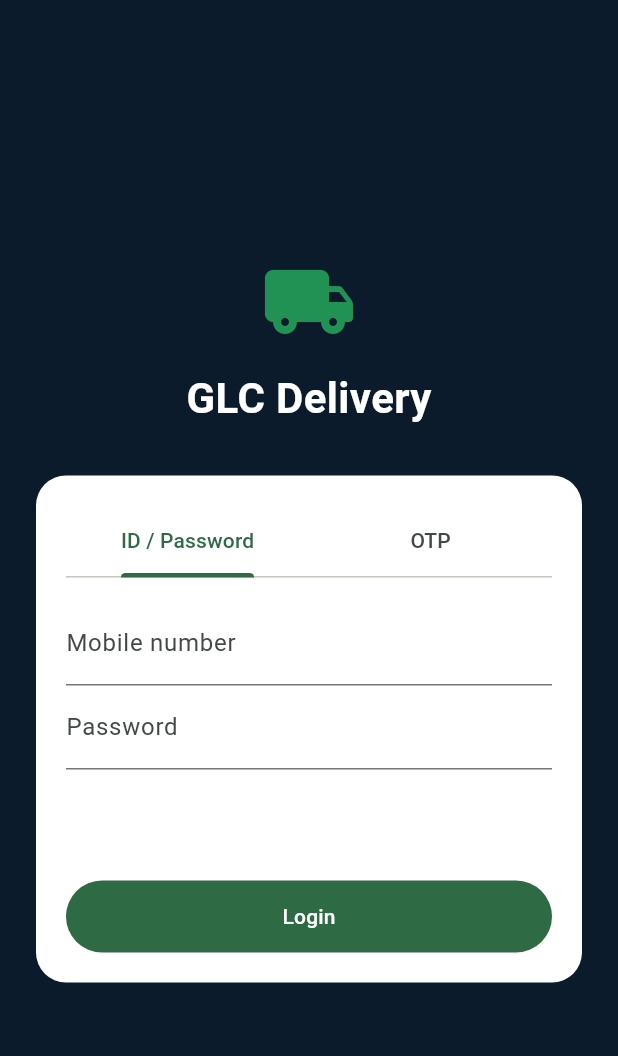
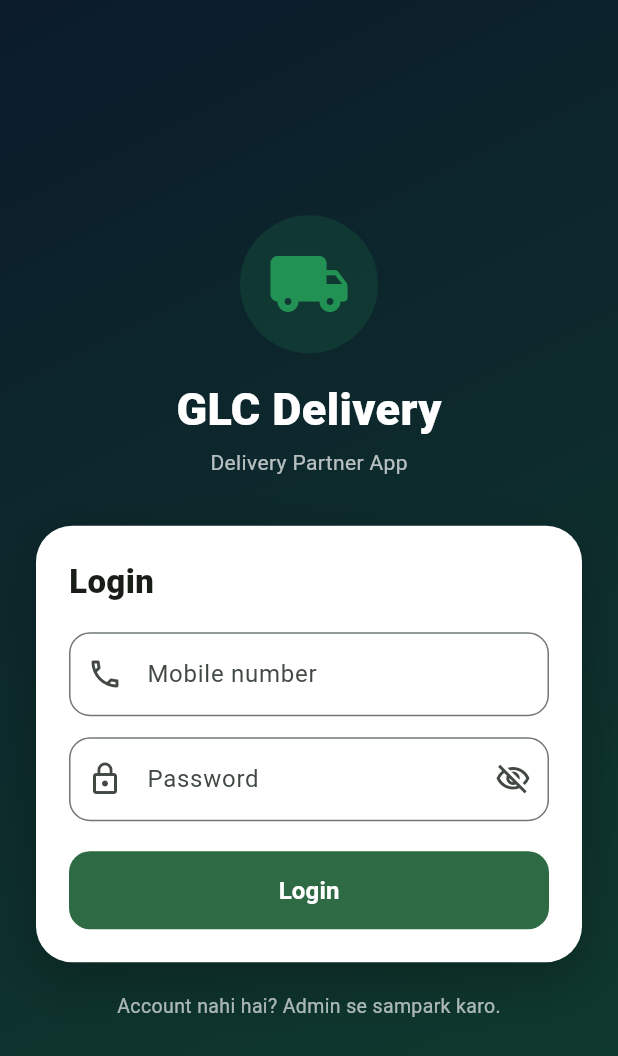
Before and after one commit to glccoinzone-afk/glc-delivery, a Flutter app: the screen it shows after launch, on a phone screen of 412 x 824 dp. Shown: the top 1056 px of the screen. Run offline on Flutter 3.47's test engine with Material 3 defaults, Android fonts, the phone set to English and light mode, and no system bars; our stand-ins replace dio, flutter_secure_storage.

Commit message:
Delivery-only login screen redesign, order actions

```diff
--- a/lib/login_screen.dart
+++ b/lib/login_screen.dart
@@ -1,7 +1,10 @@
+import 'package:dio/dio.dart';
 import 'package:flutter/material.dart';
+import 'package:flutter/services.dart';
 import 'api.dart';
 import 'main.dart';
 import 'orders_screen.dart';
+import 'util.dart';
 
 class LoginScreen extends StatefulWidget {
   const LoginScreen({super.key});
@@ -13,20 +16,44 @@ class _LoginScreenState extends State<LoginScreen> {
   final _mobile = TextEditingController();
   final _pass = TextEditingController();
   bool _busy = false;
+  bool _hide = true;
   String? _err;
 
   Future<void> _login() async {
-    setState(() { _busy = true; _err = null; });
+    final m = _mobile.text.trim();
+    if (m.length != 10) {
+      setState(() => _err = '10 digit ka mobile number daalo');
+      return;
+    }
+    if (_pass.text.isEmpty) {
+      setState(() => _err = 'Password daalo');
+      return;
+    }
+    FocusScope.of(context).unfocus();
+    setState(() {
+      _busy = true;
+      _err = null;
+    });
     try {
-      final d = await Api.login(_mobile.text.trim(), _pass.text);
+      final d = await Api.login(m, _pass.text);
       if (d['error'] == false) {
         if (!mounted) return;
-        Navigator.pushReplacement(context, MaterialPageRoute(builder: (_) => const OrdersScreen()));
+        Navigator.pushReplacement(
+            context, MaterialPageRoute(builder: (_) => const OrdersScreen()));
+        return;
+      }
+      final key = sv(d['language_message_key']);
+      setState(() {
+        if (key == 'invalid_credentials') {
+          _err = 'Mobile number ya password galat hai.\nYe app sirf admin dwara approved delivery partners ke liye hai.';
         } else {
-        setState(() => _err = d['message']?.toString() ?? 'Login failed');
+          _err = sv(d['message']).isEmpty ? 'Login nahi ho paya' : sv(d['message']);
         }
-    } catch (e) {
-      setState(() => _err = 'Network error: $e');
+      });
+    } on DioException {
+      setState(() => _err = 'Internet check karo aur dobara try karo');
+    } catch (_) {
+      setState(() => _err = 'Kuch galat ho gaya, dobara try karo');
     } finally {
       if (mounted) setState(() => _busy = false);
     }
@@ -34,59 +61,117 @@ class _LoginScreenState extends State<LoginScreen> {
 
   @override
   Widget build(BuildContext context) => Scaffold(
-        backgroundColor: kNavy,
-        body: SafeArea(
+        body: Container(
+          decoration: const BoxDecoration(
+            gradient: LinearGradient(
+              begin: Alignment.topLeft,
+              end: Alignment.bottomRight,
+              colors: [kNavy, Color(0xFF0F3D2E)],
+            ),
+          ),
+          child: SafeArea(
             child: Center(
               child: SingleChildScrollView(
                 padding: const EdgeInsets.all(24),
                 child: Column(mainAxisSize: MainAxisSize.min, children: [
-                const Icon(Icons.local_shipping_rounded, color: kGreen, size: 64),
-                const SizedBox(height: 12),
+                  Container(
+                    padding: const EdgeInsets.all(18),
+                    decoration: BoxDecoration(
+                      color: kGreen.withValues(alpha: 0.18),
+                      shape: BoxShape.circle,
+                    ),
+                    child: const Icon(Icons.local_shipping_rounded, color: kGreen, size: 56),
+                  ),
+                  const SizedBox(height: 16),
                   const Text('GLC Delivery',
-                    style: TextStyle(color: Colors.white, fontSize: 28, fontWeight: FontWeight.w700)),
+                      style: TextStyle(color: Colors.white, fontSize: 30, fontWeight: FontWeight.w800)),
+                  const SizedBox(height: 4),
+                  Text('Delivery Partner App',
+                      style: TextStyle(color: Colors.white.withValues(alpha: 0.7), fontSize: 14)),
                   const SizedBox(height: 32),
                   Container(
-                  padding: const EdgeInsets.all(20),
-                  decoration: BoxDecoration(color: Colors.white, borderRadius: BorderRadius.circular(20)),
-                  child: DefaultTabController(
-                    length: 2,
-                    child: Column(children: [
-                      const TabBar(tabs: [Tab(text: 'ID / Password'), Tab(text: 'OTP')]),
-                      SizedBox(
-                        height: 250,
-                        child: TabBarView(children: [
-                          Column(children: [
-                            const SizedBox(height: 16),
+                    padding: const EdgeInsets.all(22),
+                    decoration: BoxDecoration(
+                      color: Colors.white,
+                      borderRadius: BorderRadius.circular(24),
+                      boxShadow: [
+                        BoxShadow(color: Colors.black.withValues(alpha: 0.25), blurRadius: 30, offset: const Offset(0, 12)),
+                      ],
+                    ),
+                    child: Column(crossAxisAlignment: CrossAxisAlignment.start, children: [
+                      const Text('Login', style: TextStyle(fontSize: 22, fontWeight: FontWeight.w800)),
+                      const SizedBox(height: 18),
                       TextField(
                         controller: _mobile,
                         keyboardType: TextInputType.phone,
-                                decoration: const InputDecoration(labelText: 'Mobile number', prefixText: '+91 ')),
+                        textInputAction: TextInputAction.next,
+                        inputFormatters: [
+                          FilteringTextInputFormatter.digitsOnly,
+                          LengthLimitingTextInputFormatter(10),
+                        ],
+                        decoration: InputDecoration(
+                          labelText: 'Mobile number',
+                          prefixIcon: const Icon(Icons.phone_outlined),
+                          prefixText: '+91  ',
+                          border: OutlineInputBorder(borderRadius: BorderRadius.circular(14)),
+                        ),
+                      ),
+                      const SizedBox(height: 14),
                       TextField(
                         controller: _pass,
-                                obscureText: true,
-                                decoration: const InputDecoration(labelText: 'Password')),
-                            if (_err != null)
-                              Padding(
-                                  padding: const EdgeInsets.only(top: 8),
-                                  child: Text(_err!, style: const TextStyle(color: Colors.red))),
-                            const Spacer(),
+                        obscureText: _hide,
+                        textInputAction: TextInputAction.done,
+                        onSubmitted: (_) => _busy ? null : _login(),
+                        decoration: InputDecoration(
+                          labelText: 'Password',
+                          prefixIcon: const Icon(Icons.lock_outline),
+                          suffixIcon: IconButton(
+                            icon: Icon(_hide ? Icons.visibility_off_outlined : Icons.visibility_outlined),
+                            onPressed: () => setState(() => _hide = !_hide),
+                          ),
+                          border: OutlineInputBorder(borderRadius: BorderRadius.circular(14)),
+                        ),
+                      ),
+                      if (_err != null) ...[
+                        const SizedBox(height: 14),
+                        Container(
+                          width: double.infinity,
+                          padding: const EdgeInsets.all(12),
+                          decoration: BoxDecoration(
+                            color: Colors.red.withValues(alpha: 0.08),
+                            borderRadius: BorderRadius.circular(12),
+                          ),
+                          child: Row(crossAxisAlignment: CrossAxisAlignment.start, children: [
+                            const Icon(Icons.error_outline, color: Colors.red, size: 20),
+                            const SizedBox(width: 8),
+                            Expanded(child: Text(_err!, style: const TextStyle(color: Colors.red, fontSize: 13))),
+                          ]),
+                        ),
+                      ],
+                      const SizedBox(height: 20),
                       SizedBox(
                         width: double.infinity,
-                              height: 48,
+                        height: 52,
                         child: FilledButton(
                           onPressed: _busy ? null : _login,
+                          style: FilledButton.styleFrom(
+                            shape: RoundedRectangleBorder(borderRadius: BorderRadius.circular(14)),
+                          ),
                           child: _busy
-                                      ? const SizedBox(width: 20, height: 20, child: CircularProgressIndicator(strokeWidth: 2))
-                                      : const Text('Login')),
+                              ? const SizedBox(
+                                  width: 22,
+                                  height: 22,
+                                  child: CircularProgressIndicator(strokeWidth: 2.5, color: Colors.white))
+                              : const Text('Login', style: TextStyle(fontSize: 16, fontWeight: FontWeight.w700)),
                         ),
-                          ]),
-                          const Center(child: Text('OTP login jald aa raha hai')),
-                        ]),
                       ),
                     ]),
                   ),
+                  const SizedBox(height: 20),
+                  Text('Account nahi hai? Admin se sampark karo.',
+                      style: TextStyle(color: Colors.white.withValues(alpha: 0.65), fontSize: 13)),
+                ]),
               ),
-              ]),
             ),
           ),
         ),
```
Lines whose indentation alone changed are shown as unchanged.
